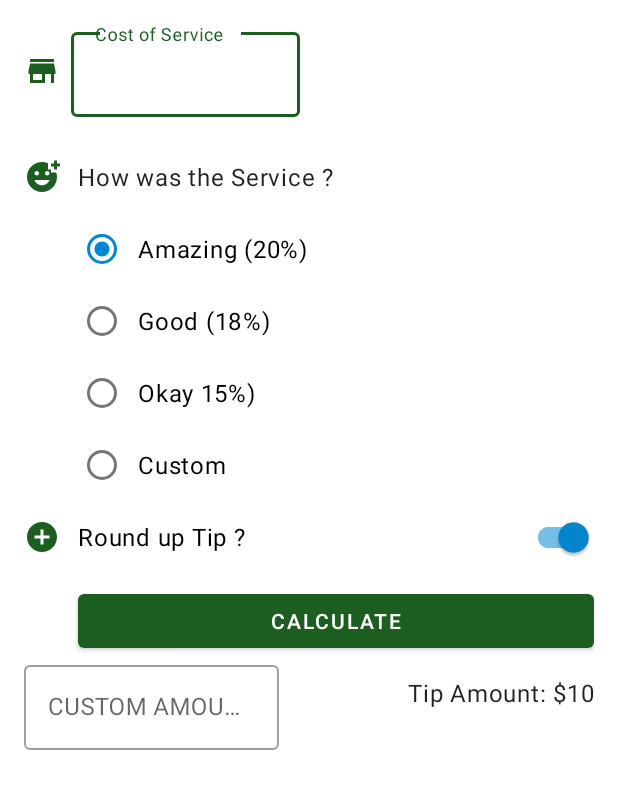
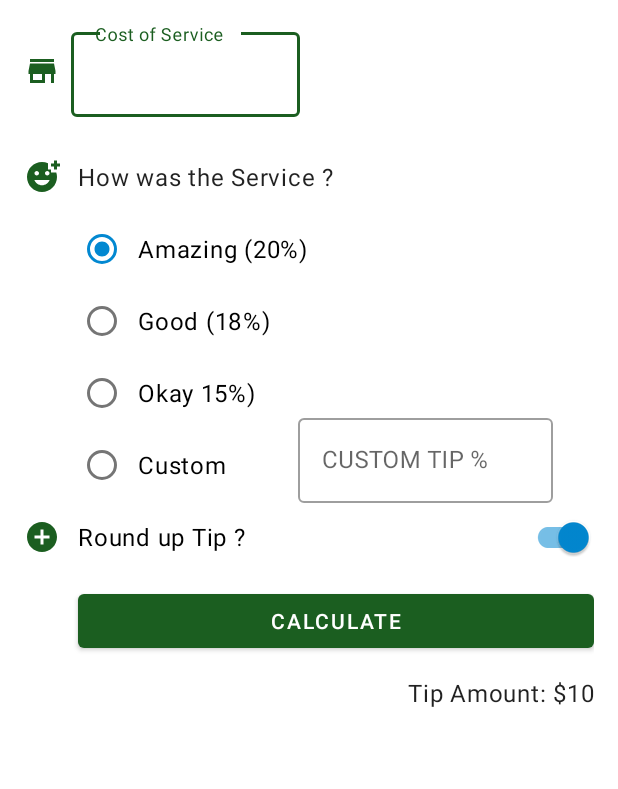
Before and after one commit to mohittalwar23/androiddev, an Android app: the layout activity_main.xml on its own in the app's theme, with its tools: preview values and no code run, on a phone screen of 412 x 824 dp. Shown: the top 789 px of the screen. Run offline under Robolectric (Android 15) with nearby library versions, the phone set to English and light mode, and no system bars.

Commit message:
completed the UI here after updates

```diff
--- a/TipCalculator/app/src/main/res/layout/activity_main.xml
+++ b/TipCalculator/app/src/main/res/layout/activity_main.xml
@@ -144,10 +144,14 @@
             android:id="@+id/custom_percent"
             android:layout_width="170dp"
             android:layout_height="wrap_content"
-            android:hint="CUSTOM AMOUNT"
-            app:layout_constraintTop_toTopOf="@id/tip_result"
+            android:layout_marginTop="131dp"
+            android:layout_marginEnd="34dp"
+            android:hint="CUSTOM TIP %"
+            app:layout_constraintEnd_toEndOf="parent"
+            app:layout_constraintStart_toEndOf="@id/tip_options"
+            app:layout_constraintTop_toBottomOf="@+id/service_question"
             app:layout_goneMarginStart="16dp"
-            tools:layout_editor_absoluteX="40dp">
+            tools:layout_constraintBottom_toTopOf="@id/round_up_switch">
 
             <com.google.android.material.textfield.TextInputEditText
                 android:id="@+id/custom_percent_edit_text"
```
